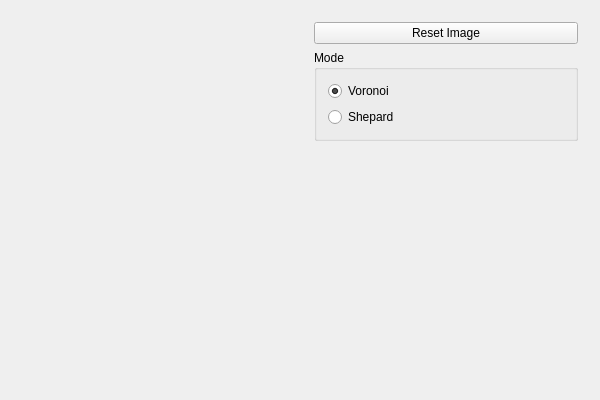
chFleschutz/simulation-and-data-visualization, file src/mapvisualization/mapvisualization.ui: the form before one commit.
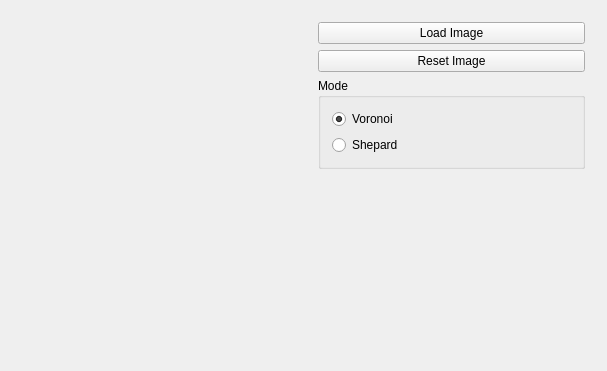
The form after the commit. Custom widgets are drawn as their Qt base class.

The edit to the form file:
```diff
--- a/src/mapvisualization/mapvisualization.ui
+++ b/src/mapvisualization/mapvisualization.ui
@@ -6,8 +6,8 @@
    <rect>
     <x>0</x>
     <y>0</y>
-    <width>600</width>
-    <height>400</height>
+    <width>607</width>
+    <height>371</height>
    </rect>
   </property>
   <property name="windowTitle">
@@ -20,6 +20,13 @@
    <item>
     <widget class="QWidget" name="widget_2" native="true">
      <layout class="QVBoxLayout" name="verticalLayout">
+      <item>
+       <widget class="QPushButton" name="pushButton_2">
+        <property name="text">
+         <string>Load Image</string>
+        </property>
+       </widget>
+      </item>
       <item>
        <widget class="QPushButton" name="pushButton">
         <property name="text">
```
Left out of the diff: 21 changed lines with no effect on the pictures.
